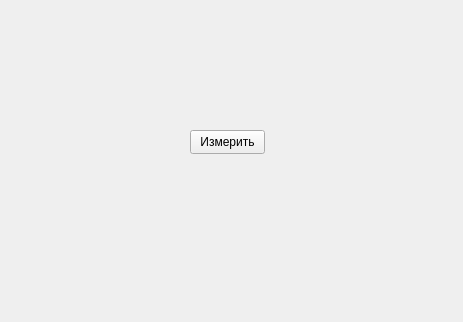
Before: the Qt Designer form pulsemodewidget.ui in igrekus/out_pow_measure2, drawn with Qt 5.
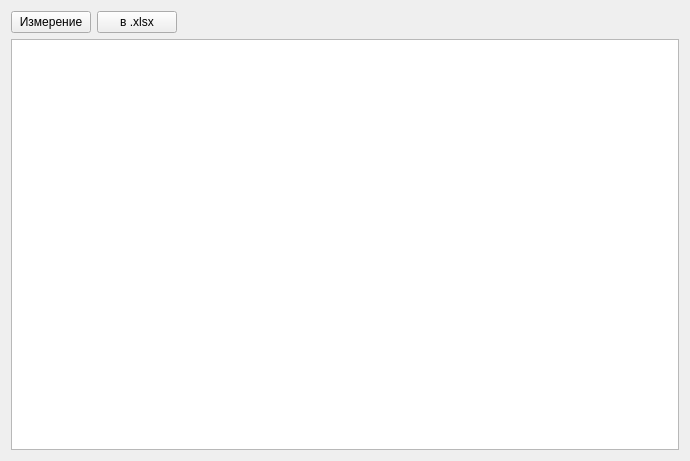
After: the same form once the commit is applied.

Commit message: wip: add pulse measure widget GUI

What changed in the file:
```diff
--- a/pulsemodewidget.ui
+++ b/pulsemodewidget.ui
@@ -6,8 +6,8 @@
    <rect>
     <x>0</x>
     <y>0</y>
-    <width>463</width>
-    <height>322</height>
+    <width>690</width>
+    <height>461</height>
    </rect>
   </property>
   <property name="sizePolicy">
@@ -19,19 +19,59 @@
   <property name="windowTitle">
    <string/>
   </property>
-  <widget class="QPushButton" name="btnMeasure">
-   <property name="geometry">
-    <rect>
-     <x>190</x>
-     <y>130</y>
-     <width>75</width>
-     <height>24</height>
-    </rect>
-   </property>
-   <property name="text">
-    <string>Измерить</string>
-   </property>
-  </widget>
+  <layout class="QVBoxLayout" name="verticalLayout">
+   <item>
+    <layout class="QVBoxLayout" name="verticalLayout_2">
+     <item>
+      <layout class="QHBoxLayout" name="horizontalLayout">
+       <item>
+        <widget class="QPushButton" name="btnMeasure">
+         <property name="text">
+          <string>Измерение</string>
+         </property>
+        </widget>
+       </item>
+       <item>
+        <widget class="QPushButton" name="btnExport">
+         <property name="text">
+          <string>в .xlsx</string>
+         </property>
+        </widget>
+       </item>
+       <item>
+        <spacer name="horizontalSpacer">
+         <property name="orientation">
+          <enum>Qt::Horizontal</enum>
+         </property>
+         <property name="sizeHint" stdset="0">
+          <size>
+           <width>40</width>
+           <height>20</height>
+          </size>
+         </property>
+        </spacer>
+       </item>
+      </layout>
+     </item>
+     <item>
+      <widget class="QTableView" name="tableMeasure">
+       <attribute name="horizontalHeaderCascadingSectionResizes">
+        <bool>true</bool>
+       </attribute>
+       <attribute name="verticalHeaderVisible">
+        <bool>false</bool>
+       </attribute>
+       <attribute name="verticalHeaderDefaultSectionSize">
+        <number>24</number>
+       </attribute>
+       <attribute name="verticalHeaderStretchLastSection">
+        <bool>false</bool>
+       </attribute>
+      </widget>
+     </item>
+    </layout>
+   </item>
+  </layout>
  </widget>
  <resources/>
  <connections/>
```
The commit also changes 4 other files.
